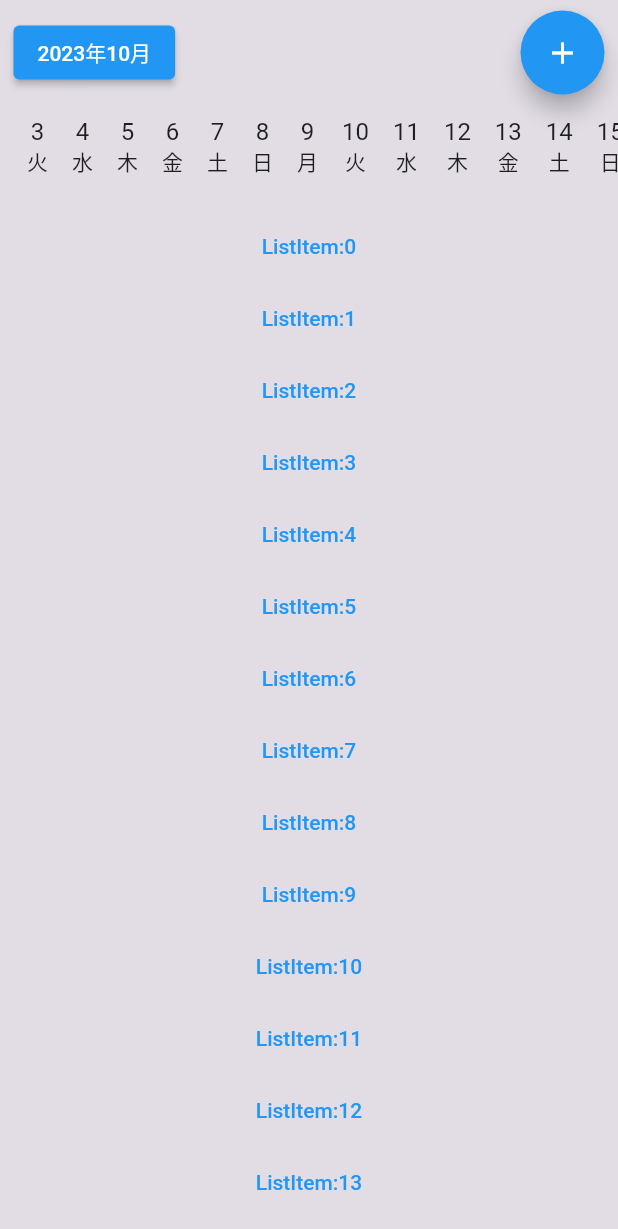
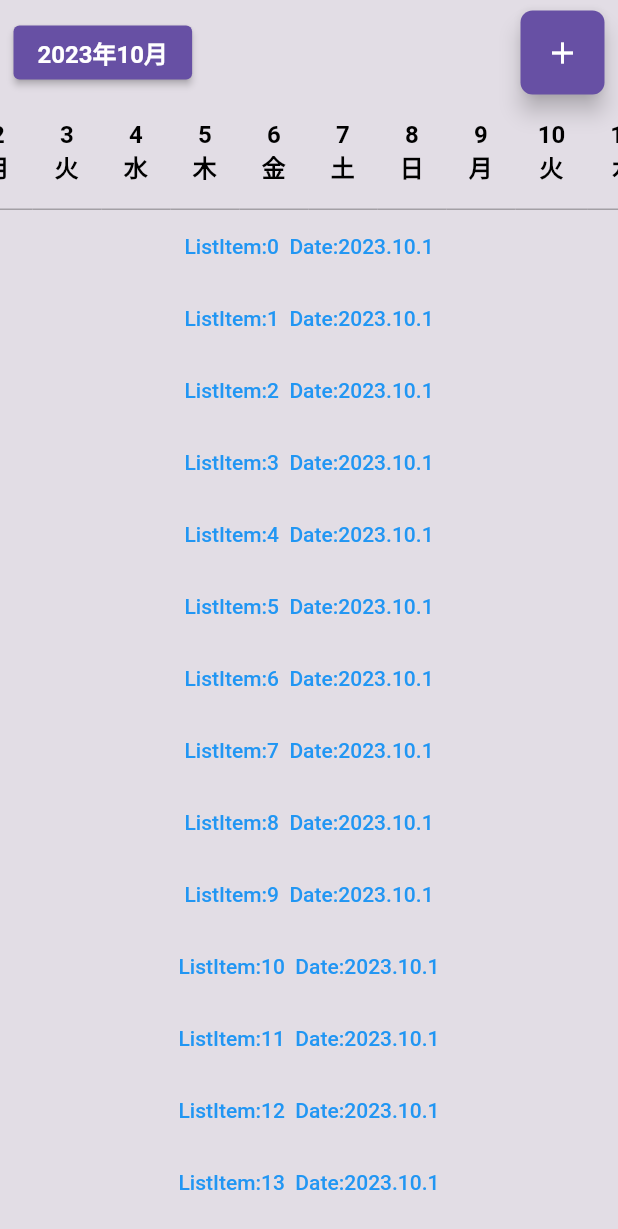
Before and after one commit to rarzyu/supplementToDo, a Flutter app: the screen it shows after launch, on a phone screen of 412 x 824 dp. Shown: the top 1229 px of the screen. Run offline on Flutter 3.47's test engine with Material 2 defaults, Android fonts, the phone set to English and light mode, and no system bars; our stand-ins replace flutter_datetime_picker_plus, sqflite; accounts and stored records are empty.

Commit message:
日付管理・ホーム画面トップ部分のレイアウト調整・SQLiteを使えるようにした

```diff
--- a/lib/config/constants/color.dart
+++ b/lib/config/constants/color.dart
@@ -2,5 +2,8 @@ import 'package:flutter/material.dart';
 
 ///色の定義クラス
 class AppColors {
-  static const themeBackGray = Color.fromRGBO(226, 221, 229, 1);
+  static const themeBackGray = Color.fromRGBO(226, 221, 229, 1); // 基本の背景色
+  static const baseObjectDarkBlue =
+      Color.fromRGBO(103, 80, 164, 1); // オブジェクトで使う紺色
+  static const borderGray = Color.fromRGBO(163, 159, 165, 1); // ボーダー用のグレー
 }
--- /dev/null
+++ b/lib/models/date_manager.dart
@@ -0,0 +1,11 @@
+/// 日付管理
+
+class DateManager {
+  DateTime selectedDate; // 選択された日付
+  DateTime displayedYearMonth; // 現在表示している年月
+
+  final minDate = DateTime(DateTime.now().year - 2, 1, 1); // 最小は2年前の1月1日
+  final maxDate = DateTime(DateTime.now().year + 2, 12, 31); //　最大は2年後の12月31日
+
+  DateManager({required this.selectedDate, required this.displayedYearMonth});
+}
--- /dev/null
+++ b/lib/providers/date_manager_notifier.dart
@@ -0,0 +1,31 @@
+/// 日付の状態管理
+
+import 'package:flutter/material.dart';
+import 'package:provider/provider.dart';
+import '../models/date_manager.dart';
+
+final dateManagerProvider = ChangeNotifierProvider<DateManagerNotifier>(
+    create: (context) => DateManagerNotifier());
+
+class DateManagerNotifier with ChangeNotifier {
+  DateManager _dateManager;
+
+  DateManagerNotifier()
+      : _dateManager = DateManager(
+          selectedDate: DateTime.now(),
+          displayedYearMonth: DateTime.now(),
+        );
+
+  DateTime get selectedDate => _dateManager.selectedDate;
+  DateTime get displayedYearMonth => _dateManager.displayedYearMonth;
+
+  void setSelectedDate(DateTime date) {
+    _dateManager.selectedDate = date;
+    notifyListeners();
+  }
+
+  void setDisplayedYearMonth(DateTime date) {
+    _dateManager.displayedYearMonth = DateTime(date.year, date.month);
+    notifyListeners();
+  }
+}
--- a/lib/screens/home/date_selector.dart
+++ b/lib/screens/home/date_selector.dart
@@ -2,6 +2,10 @@
 
 import 'package:flutter/material.dart';
 import 'package:intl/intl.dart';
+import 'package:provider/provider.dart';
+import 'package:supplement_to_do/config/constants/color.dart';
+
+import '../../providers/date_manager_notifier.dart';
 
 /// セクション全体
 class DateSelector extends StatelessWidget {
@@ -22,37 +26,35 @@ class DateScroller extends StatefulWidget {
 class _DateScroller extends State<DateScroller> {
   final _controller = ScrollController();
 
+  int getTodayIndex(DateTime startDate) {
+    DateTime today = DateTime.now();
+    return today.difference(startDate).inDays;
+  }
+
   /// TODO:まずは、選択している月の1ヶ月分の日にちを1日〜末日で表示させる
   /// また、30日固定ではなく、月末が可変するようにアイテム数は計算する
   @override
   Widget build(BuildContext context) {
+    // 状態管理
+    final dateNotifierRead = context.read<DateManagerNotifier>();
+    final selectedDate = dateNotifierRead.selectedDate;
+    // 前後1ヶ月だけスクロールで表示する
+    final startDate =
+        DateTime(selectedDate.year, selectedDate.month - 1, 1); // 選択日の前月初め
+    final endDate =
+        DateTime(selectedDate.year, selectedDate.month + 2, 0); // 選択日の翌月末
+    final dayCount = endDate.difference(startDate).inDays; // 上記の差分の日数
+
     return Container(
       height: 70,
       child: ListView.builder(
         controller: _controller,
         scrollDirection: Axis.horizontal,
-        itemCount: 60,
+        itemCount: dayCount,
         itemBuilder: (context, index) {
           // 日付にindexを加算
-          final date = DateTime(DateTime.now().year, DateTime.now().month, 1)
-              .add(Duration(days: index));
-          return GestureDetector(
-              onTap: () {
-                // タップした日付の処理をここに記述
-                print('Tapped on ${date.toLocal()}');
-              },
-              child: Padding(
-                  padding: const EdgeInsets.all(8.0),
-                  child: Center(
-                      child: Column(
-                    children: [
-                      Text(
-                        '${date.day}',
-                        style: TextStyle(fontSize: 16),
-                      ),
-                      Text(DateFormat('E', 'ja_JP').format(date)),
-                    ],
-                  ))));
+          final date = startDate.add(Duration(days: index));
+          return DateButton(date: date);
         },
       ),
     );
@@ -61,9 +63,75 @@ class _DateScroller extends State<DateScroller> {
   @override
   void initState() {
     super.initState();
-    // 初期位置を今日の日付に設定（オプション）
-    Future.delayed(Duration.zero, () {
-      _controller.jumpTo(50.0 * DateTime.now().day);
+    // フレームのレンダリング後にjumpToを実行
+    WidgetsBinding.instance.addPostFrameCallback((_) {
+      final dateNotifierRead = context.read<DateManagerNotifier>();
+      final selectedDate = dateNotifierRead.selectedDate;
+      final startDate =
+          DateTime(selectedDate.year, selectedDate.month - 1, 1); // 選択日の前月初め
+      int todayIndex = getTodayIndex(startDate);
+      _controller.jumpTo(50.0 * todayIndex); // ここで正しい位置にスクロール
     });
   }
 }
+
+/// 日にちボタン部分
+class DateButton extends StatelessWidget {
+  final DateTime date;
+  const DateButton({Key? key, required this.date}) : super(key: key);
+
+  @override
+  Widget build(BuildContext context) {
+    // 状態管理
+    final dateNotifierRead = context.read<DateManagerNotifier>();
+    final dateNotifierWatch = context.watch<DateManagerNotifier>();
+    // 選択されているかどうか
+    final isSelected = dateNotifierWatch.selectedDate == date;
+
+    return GestureDetector(
+        // タップ領域をpaddingなども含めるようにする
+        behavior: HitTestBehavior.opaque,
+        onTap: () {
+          // 日付をタップしたら、状態管理にその日付を格納
+          dateNotifierRead.setSelectedDate(date);
+          dateNotifierRead.setDisplayedYearMonth(date);
+        },
+        child: Container(
+            padding: const EdgeInsets.symmetric(horizontal: 15, vertical: 10),
+            decoration: BoxDecoration(
+              border: Border(
+                bottom: BorderSide(
+                  color: AppColors.borderGray,
+                  width: 1.0,
+                ),
+              ),
+            ),
+            child: Center(
+                child: Column(
+              children: [
+                // 日にち部分
+                Text(
+                  '${date.day}',
+                  style: TextStyle(
+                    fontSize: 16,
+                    color: isSelected
+                        ? AppColors.baseObjectDarkBlue
+                        : Colors.black,
+                    fontWeight: FontWeight.bold,
+                  ),
+                ),
+                // 曜日部分
+                Text(
+                  DateFormat('E', 'ja_JP').format(date),
+                  style: TextStyle(
+                    fontSize: 16,
+                    color: isSelected
+                        ? AppColors.baseObjectDarkBlue
+                        : Colors.black,
+                    fontWeight: FontWeight.bold,
+                  ),
+                ),
+              ],
+            ))));
+  }
+}
--- a/lib/screens/home/home_top_section.dart
+++ b/lib/screens/home/home_top_section.dart
@@ -3,6 +3,9 @@
 
 import 'package:flutter/material.dart';
 import 'package:flutter_datetime_picker_plus/flutter_datetime_picker_plus.dart';
+import 'package:provider/provider.dart';
+import 'package:supplement_to_do/config/constants/color.dart';
+import 'package:supplement_to_do/providers/date_manager_notifier.dart';
 import 'package:supplement_to_do/screens/add_edit/add_edit_screen.dart';
 import 'package:intl/intl.dart';
 
@@ -22,6 +25,10 @@ class TopSection extends StatelessWidget {
           Padding(
               padding: EdgeInsets.only(right: 9.0),
               child: FloatingActionButton(
+                  backgroundColor: AppColors.baseObjectDarkBlue,
+                  // 角丸四角に変更
+                  shape: RoundedRectangleBorder(
+                      borderRadius: BorderRadius.all(Radius.circular(8.0))),
                   onPressed: () {
                     Navigator.of(context).push(
                       MaterialPageRoute(builder: (context) {
@@ -77,7 +84,19 @@ class _YearMonthSelect extends State<YearMonthSelect> {
 
   @override
   Widget build(BuildContext context) {
+    // 状態管理
+    final dateNotifierRead = context.read<DateManagerNotifier>();
+    final dateNotifierWatch = context.watch<DateManagerNotifier>();
+
+    // 状態管理から日付を取得
+    dateTime = dateNotifierWatch.selectedDate;
+    yearMonth =
+        DateFormat('yyyy年M月').format(dateNotifierWatch.displayedYearMonth);
+
     return ElevatedButton(
+        style: ElevatedButton.styleFrom(
+          backgroundColor: AppColors.baseObjectDarkBlue,
+        ),
         onPressed: () {
           DatePicker.showPicker(
             context,
@@ -92,10 +111,21 @@ class _YearMonthSelect extends State<YearMonthSelect> {
               setState(() {
                 dateTime = date;
                 yearMonth = DateFormat('yyyy年M月').format(date);
+
+                //状態管理に渡す
+                dateNotifierRead.setDisplayedYearMonth(dateTime);
+
+                print(date);
               });
             },
           );
         },
-        child: Text(yearMonth));
+        child: Text(
+          yearMonth,
+          style: TextStyle(
+            fontSize: 16.0,
+            fontWeight: FontWeight.bold,
+          ),
+        ));
   }
 }
--- a/lib/screens/home/task_list.dart
+++ b/lib/screens/home/task_list.dart
@@ -1,16 +1,25 @@
-/// タスク一覧
+import 'package:flutter/material.dart';
+import 'package:intl/intl.dart';
+import 'package:provider/provider.dart';
+import 'package:supplement_to_do/screens/add_edit/add_edit_screen.dart';
+import '../../config/constants/color.dart';
+import '../../providers/date_manager_notifier.dart';
 
-import 'package:flutter/material.dart';
-import 'package:supplement_to_do/screens/add_edit/add_edit_screen.dart';
-
+/// タスク一覧セクション
 /// セクション全体
 class TaskList extends StatelessWidget {
   @override
   Widget build(BuildContext context) {
+    //状態管理
+    final dateNotifierWatch = context.watch<DateManagerNotifier>();
+
     return Expanded(
       child: ListView.builder(
           itemCount: 10000,
-          itemBuilder: (context, index) => ListItem(index: index)),
+          itemBuilder: (context, index) => ListItem(
+                index: index,
+                selectedDate: dateNotifierWatch.selectedDate,
+              )),
     );
   }
 }
@@ -18,10 +27,13 @@ class TaskList extends StatelessWidget {
 /// リストのアイテム
 class ListItem extends StatelessWidget {
   final int index;
-  const ListItem({Key? key, required this.index}) : super(key: key);
+  final DateTime selectedDate;
+  const ListItem({Key? key, required this.index, required this.selectedDate})
+      : super(key: key);
 
   @override
   Widget build(BuildContext context) {
+    final String viewDate = DateFormat('yyyy.M.d').format(selectedDate);
     return TextButton(
       onPressed: () {
         Navigator.of(context).push(
@@ -30,7 +42,7 @@ class ListItem extends StatelessWidget {
           }),
         );
       },
-      child: Text('ListItem:$index'),
+      child: Text('ListItem:$index  Date:$viewDate'),
     );
   }
 }
--- a/pubspec.yaml
+++ b/pubspec.yaml
@@ -33,6 +33,10 @@ dependencies:
   flutter_localizations:
     sdk: flutter
   intl: ^0.18.1
+  provider: ^6.0.5
+  sqflite: ^2.3.0
+  path_provider: ^2.1.1
+
 
   # The following adds the Cupertino Icons font to your application.
   # Use with the CupertinoIcons class for iOS style icons.
```
Also changed, not shown: lib/core/data/database/helpers/db_helper.dart (added, +96 -0 lines), lib/main.dart (+12 -1 lines), pubspec.lock, 10 other files.
